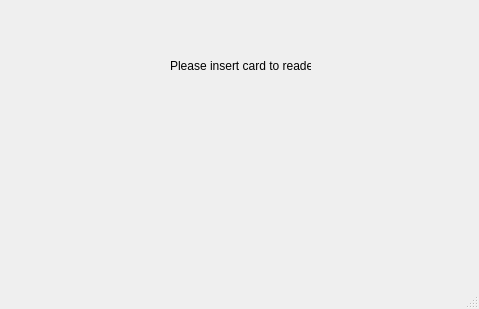
First picture: the form in bankautomat/mainwindow.ui, repository banksimul2022/group11, before the edit.
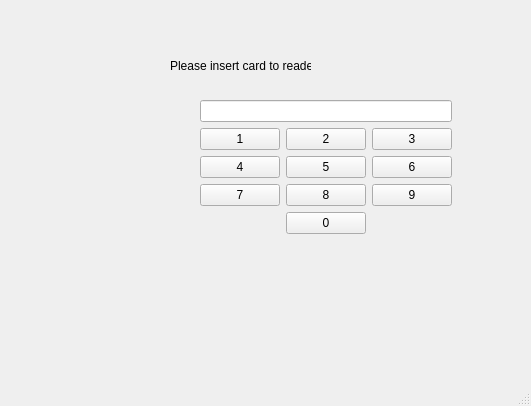
Second picture: the form after the edit.

What changed in the file:
```diff
--- a/bankautomat/mainwindow.ui
+++ b/bankautomat/mainwindow.ui
@@ -6,8 +6,8 @@
    <rect>
     <x>0</x>
     <y>0</y>
-    <width>479</width>
-    <height>309</height>
+    <width>531</width>
+    <height>406</height>
    </rect>
   </property>
   <property name="windowTitle">
@@ -27,6 +27,94 @@
      <string>Please insert card to reader</string>
     </property>
    </widget>
+   <widget class="QWidget" name="">
+    <property name="geometry">
+     <rect>
+      <x>200</x>
+      <y>100</y>
+      <width>91</width>
+      <height>161</height>
+     </rect>
+    </property>
+    <layout class="QGridLayout" name="NumberInput">
+     <property name="sizeConstraint">
+      <enum>QLayout::SetFixedSize</enum>
+     </property>
+     <item row="2" column="0">
+      <widget class="QPushButton" name="number4">
+       <property name="text">
+        <string>4</string>
+       </property>
+      </widget>
+     </item>
+     <item row="2" column="2">
+      <widget class="QPushButton" name="number6">
+       <property name="text">
+        <string>6</string>
+       </property>
+      </widget>
+     </item>
+     <item row="1" column="2">
+      <widget class="QPushButton" name="number3">
+       <property name="text">
+        <string>3</string>
+       </property>
+      </widget>
+     </item>
+     <item row="4" column="1">
+      <widget class="QPushButton" name="number0">
+       <property name="text">
+        <string>0</string>
+       </property>
+      </widget>
+     </item>
+     <item row="1" column="0">
+      <widget class="QPushButton" name="number1">
+       <property name="text">
+        <string>1</string>
+       </property>
+      </widget>
+     </item>
+     <item row="3" column="2">
+      <widget class="QPushButton" name="number9">
+       <property name="text">
+        <string>9</string>
+       </property>
+      </widget>
+     </item>
+     <item row="1" column="1">
+      <widget class="QPushButton" name="number2">
+       <property name="text">
+        <string>2</string>
+       </property>
+      </widget>
+     </item>
+     <item row="2" column="1">
+      <widget class="QPushButton" name="number5">
+       <property name="text">
+        <string>5</string>
+       </property>
+      </widget>
+     </item>
+     <item row="3" column="0">
+      <widget class="QPushButton" name="number7">
+       <property name="text">
+        <string>7</string>
+       </property>
+      </widget>
+     </item>
+     <item row="3" column="1">
+      <widget class="QPushButton" name="number8">
+       <property name="text">
+        <string>8</string>
+       </property>
+      </widget>
+     </item>
+     <item row="0" column="0" colspan="3">
+      <widget class="QLineEdit" name="lineEdit"/>
+     </item>
+    </layout>
+   </widget>
   </widget>
   <widget class="QMenuBar" name="menubar">
    <property name="geometry">
```
Left out of the diff: 4 changed lines with no effect on the pictures.
